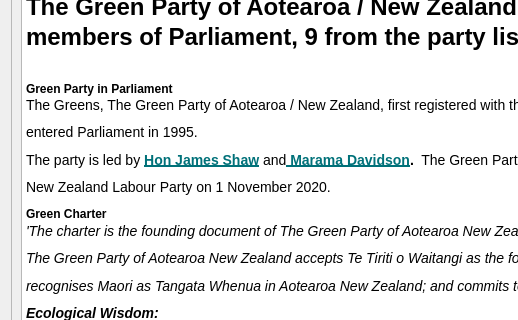
This is qtGuiApplication/partygreen.ui in Debug-Divas/COSC345-Project as Qt 5 draws it before an edit; both pictures show x 0 to 518 and y 92 to 412 of the 847 by 766 pixel window. The edited form follows.
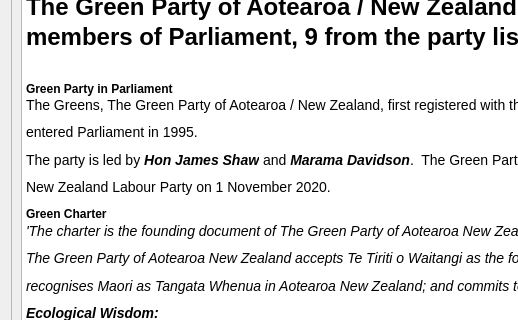
This is the edited form.

```diff
--- a/qtGuiApplication/partygreen.ui
+++ b/qtGuiApplication/partygreen.ui
@@ -56,7 +56,7 @@
 &lt;/style&gt;&lt;/head&gt;&lt;body style=&quot; font-family:'Segoe UI'; font-size:9pt; font-weight:400; font-style:normal;&quot;&gt;
 &lt;h1 style=&quot; margin-top:0px; margin-bottom:0px; margin-left:0px; margin-right:0px; -qt-block-indent:0; text-indent:0px; line-height:105.769%; background-color:#ffffff;&quot;&gt;&lt;span style=&quot; font-family:'Open Sans','Arial','Verdana','sans-serif'; font-size:xx-large; font-weight:700; color:#000000; background-color:#ffffff;&quot;&gt;Green Party&lt;br /&gt;&lt;br /&gt;&lt;/span&gt;&lt;span style=&quot; font-family:'Open Sans','Arial','Verdana','sans-serif'; font-size:16pt; font-weight:700; color:#000000; background-color:#ffffff;&quot;&gt;The Green Party of Aotearoa / New Zealand (Green Party) has 10 members of Parliament, 9 from the party list and one electorate seat.&lt;br /&gt;&lt;/span&gt;&lt;span style=&quot; font-family:'Open Sans','Arial','Verdana','sans-serif'; font-size:xx-large; font-weight:700; color:#000000; background-color:#ffffff;&quot;&gt;&lt;br /&gt;&lt;/span&gt;&lt;span style=&quot; font-family:'Open Sans','Arial','Verdana','sans-serif'; font-size:medium; font-weight:700; color:#000000; background-color:#ffffff;&quot;&gt;Green Party in Parliament&lt;/span&gt;&lt;/h1&gt;
 &lt;p style=&quot; margin-top:0px; margin-bottom:0px; margin-left:0px; margin-right:0px; -qt-block-indent:0; text-indent:0px; line-height:171.429%; background-color:#ffffff;&quot;&gt;&lt;span style=&quot; font-family:'Open Sans','Arial','Verdana','sans-serif'; font-size:14px; color:#000000; background-color:#ffffff;&quot;&gt;The Greens, The Green Party of Aotearoa / New Zealand, first registered with the Electoral Commission in August 1995 and entered Parliament in 1995. &lt;/span&gt;&lt;/p&gt;
-&lt;p style=&quot; margin-top:0px; margin-bottom:0px; margin-left:0px; margin-right:0px; -qt-block-indent:0; text-indent:0px; line-height:171.429%; background-color:#ffffff;&quot;&gt;&lt;span style=&quot; font-family:'Open Sans','Arial','Verdana','sans-serif'; font-size:14px; color:#000000; background-color:#ffffff;&quot;&gt;The party is led by&lt;/span&gt;&lt;span style=&quot; font-family:'Open Sans','Arial','Verdana','sans-serif'; font-size:14px; color:#000000;&quot;&gt; &lt;/span&gt;&lt;a href=&quot;https://www.parliament.nz/en/mps-and-electorates/members-of-parliament/shaw-james/&quot;&gt;&lt;span style=&quot; font-family:'Open Sans','Arial','Verdana','sans-serif'; font-size:14px; font-weight:700; text-decoration: underline; color:#007179;&quot;&gt;Hon James Shaw&lt;/span&gt;&lt;/a&gt;&lt;span style=&quot; font-family:'Open Sans','Arial','Verdana','sans-serif'; font-size:14px; font-weight:700; color:#000000;&quot;&gt; &lt;/span&gt;&lt;span style=&quot; font-family:'Open Sans','Arial','Verdana','sans-serif'; font-size:14px; color:#000000;&quot;&gt;and&lt;/span&gt;&lt;a href=&quot;https://www.parliament.nz/en/mps-and-electorates/members-of-parliament/davidson-marama/&quot;&gt;&lt;span style=&quot; font-family:'Open Sans','Arial','Verdana','sans-serif'; font-size:14px; font-weight:700; text-decoration: underline; color:#007179;&quot;&gt; Marama Davidson&lt;/span&gt;&lt;/a&gt;&lt;span style=&quot; font-family:'Open Sans','Arial','Verdana','sans-serif'; font-size:14px; font-weight:700; color:#000000;&quot;&gt;.&lt;/span&gt;&lt;span style=&quot; font-family:'Open Sans','Arial','Verdana','sans-serif'; font-size:14px; color:#000000;&quot;&gt;  The Green Party signed a Co-operation Agreement with the New Zealand Labour Party on 1 November 2020.&lt;/span&gt;&lt;/p&gt;
+&lt;p style=&quot; margin-top:0px; margin-bottom:0px; margin-left:0px; margin-right:0px; -qt-block-indent:0; text-indent:0px; line-height:171.429%; background-color:#ffffff;&quot;&gt;&lt;span style=&quot; font-family:'Open Sans','Arial','Verdana','sans-serif'; font-size:14px; color:#000000; background-color:#ffffff;&quot;&gt;The party is led by &lt;/span&gt;&lt;span style=&quot; font-family:'Open Sans','Arial','Verdana','sans-serif'; font-size:14px; font-weight:700; font-style:italic; color:#000000; background-color:#ffffff;&quot;&gt;Hon James Shaw&lt;/span&gt;&lt;span style=&quot; font-family:'Open Sans','Arial','Verdana','sans-serif'; font-size:14px; color:#000000; background-color:#ffffff;&quot;&gt; and &lt;/span&gt;&lt;span style=&quot; font-family:'Open Sans','Arial','Verdana','sans-serif'; font-size:14px; font-weight:700; font-style:italic; color:#000000; background-color:#ffffff;&quot;&gt;Marama Davidson&lt;/span&gt;&lt;span style=&quot; font-family:'Open Sans','Arial','Verdana','sans-serif'; font-size:14px; color:#000000; background-color:#ffffff;&quot;&gt;.&lt;/span&gt;&lt;span style=&quot; font-family:'Open Sans','Arial','Verdana','sans-serif'; font-size:14px; color:#000000;&quot;&gt;  The Green Party signed a Co-operation Agreement with the New Zealand Labour Party on 1 November 2020.&lt;/span&gt;&lt;/p&gt;
 &lt;h4 style=&quot; margin-top:0px; margin-bottom:0px; margin-left:0px; margin-right:0px; -qt-block-indent:0; text-indent:0px; line-height:116.667%; background-color:#ffffff;&quot;&gt;&lt;span style=&quot; font-family:'Open Sans','Arial','Verdana','sans-serif'; font-size:medium; font-weight:700; color:#000000; background-color:#ffffff;&quot;&gt;Green Charter&lt;/span&gt;&lt;/h4&gt;
 &lt;p style=&quot; margin-top:0px; margin-bottom:0px; margin-left:0px; margin-right:0px; -qt-block-indent:0; text-indent:0px; line-height:171.429%; background-color:#ffffff;&quot;&gt;&lt;span style=&quot; font-family:'Open Sans','Arial','Verdana','sans-serif'; font-size:14px; font-style:italic; color:#000000;&quot;&gt;'The charter is the founding document of The Green Party of Aotearoa New Zealand.&lt;/span&gt;&lt;/p&gt;
 &lt;p style=&quot; margin-top:0px; margin-bottom:0px; margin-left:0px; margin-right:0px; -qt-block-indent:0; text-indent:0px; line-height:171.429%; background-color:#ffffff;&quot;&gt;&lt;span style=&quot; font-family:'Open Sans','Arial','Verdana','sans-serif'; font-size:14px; font-style:italic; color:#000000;&quot;&gt;The Green Party of Aotearoa New Zealand accepts Te Tiriti o Waitangi as the founding document of Aotearoa New Zealand; recognises Maori as Tangata Whenua in Aotearoa New Zealand; and commits to the following four Principles:&lt;/span&gt;&lt;/p&gt;
```
